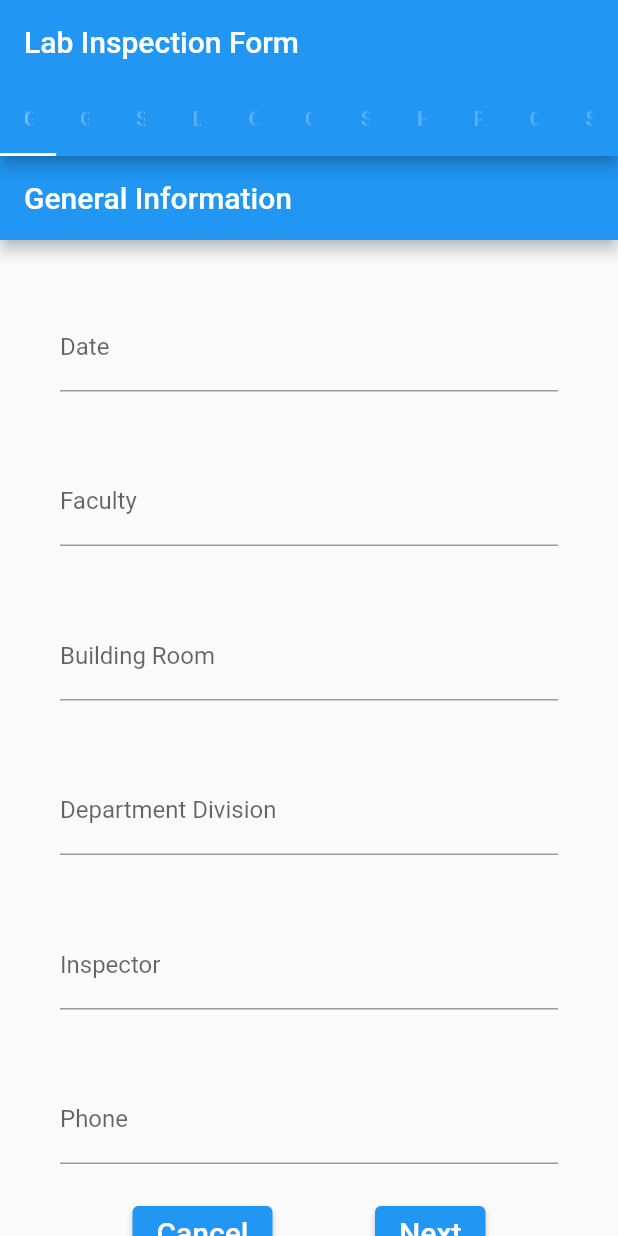
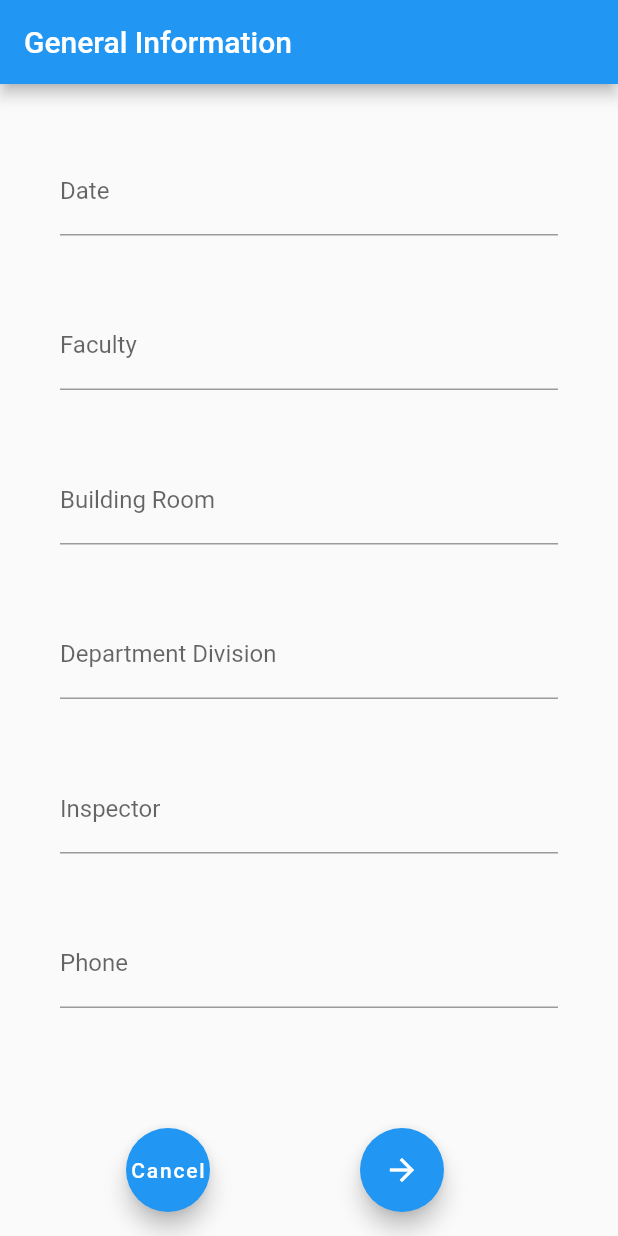
Before and after one commit to rhinroy2001/Event-Recorder, a Flutter app: the screen it shows after launch, after a tap on "Lab Safety Inspection Form", on a phone screen of 412 x 824 dp. Run offline on Flutter 3.47's test engine with Material 2 defaults, Android fonts, the phone set to English and light mode, and no system bars; our stand-ins replace flutter_svg, signature.

Commit message:
Added a next button and lif_main committed out due to button issues.

```diff
--- a/lib/labInspectionForm/lif_general_info.dart
+++ b/lib/labInspectionForm/lif_general_info.dart
@@ -11,6 +11,22 @@ class Info extends StatelessWidget {
       appBar: AppBar(
         title: const Text('General Information'),
       ),
+      floatingActionButton:
+          Row(mainAxisAlignment: MainAxisAlignment.spaceEvenly, children: [
+        FloatingActionButton(
+            child: const Text("Cancel"),
+            onPressed: () {
+              main();
+            }),
+        FloatingActionButton(
+            child: const Icon(Icons.arrow_forward),
+            onPressed: () {
+              Navigator.push(
+                context,
+                MaterialPageRoute(builder: (context) => const FireSafety()),
+              );
+            }),
+      ]),
       body: SingleChildScrollView(
         child: Padding(
           padding: const EdgeInsets.all(20),
@@ -76,7 +92,7 @@ class Info extends StatelessWidget {
                 ),
               ),
             ),
-            Row(mainAxisAlignment: MainAxisAlignment.spaceEvenly, children: [
+            /* Row(mainAxisAlignment: MainAxisAlignment.spaceEvenly, children: [
               ElevatedButton(
                 onPressed: () {
                   main();
@@ -86,11 +102,11 @@ class Info extends StatelessWidget {
               ),
               ElevatedButton(
                 onPressed: () {
-                  //FireSafety();
+                  FireSafety();
                 },
                 child: const Text('Next', style: TextStyle(fontSize: 20)),
               ),
-            ])
+            ]) */
           ]),
         ),
       ),
--- a/lib/labInspectionForm/lif_main.dart
+++ b/lib/labInspectionForm/lif_main.dart
@@ -12,10 +12,13 @@ import 'lif_safety_equipment.dart';
 import 'lif_signs_postings.dart';
 
 void labInspection() {
-  runApp(const MyApp());
+  runApp(const MaterialApp(
+    //title: 'Navigation Basics',
+    home: Info(),
+  ));
 }
 
-class MyApp extends StatelessWidget {
+/* class MyApp extends StatelessWidget {
   const MyApp({super.key});
 
   @override
@@ -28,8 +31,9 @@ class MyApp extends StatelessWidget {
       home: DefaultTabController(
         length: 11,
         child: Scaffold(
-          appBar: AppBar(
-            bottom: const TabBar(
+          body: Info(),
+          /* appBar: AppBar(
+                bottom: const TabBar(
               tabs: [
                 Tab(text: 'General Information'), // General Information
                 Tab(text: 'General Fire Safety'), // General Fire Safety
@@ -50,8 +54,8 @@ class MyApp extends StatelessWidget {
             // TODO: Replace Icon items with the correct calls to the corresponding tab
             children: [
 
-              Info(),
-              FireSafety(), // General Information
+              Info(), //General Information
+              FireSafety(), // General Fire Safety
               SignsPostings(),
               //Icon(Icons.directions_transit), // General Fire Safety
               // Icon(Icons.directions_transit), // Signs and Posting
@@ -61,11 +65,10 @@ class MyApp extends StatelessWidget {
               ChemicalUseStorage(), // Chemical Use and Storage
               SafetyEquipment(), // Safety Equipment
               HazWasteCompliance(), // Hazardous Waste Compliance
-              PersonalProtection() // Personal Protection
+              PersonalProtection(), // Personal Protection
               Comments(),
               SignatureForm()
-            ],
-          ),
+            ],*/
         ),
       ),
     );
@@ -90,4 +93,4 @@ class _LabForm extends State<LabForm> {
       body: const Info(),
     );
   }
-}
+} */
```
Also changed, not shown: lib/labInspectionForm/lif_general_fire_safety.dart (+17 -1 lines), lib/labInspectionForm/lif_signs_postings.dart (+18 -1 lines).
